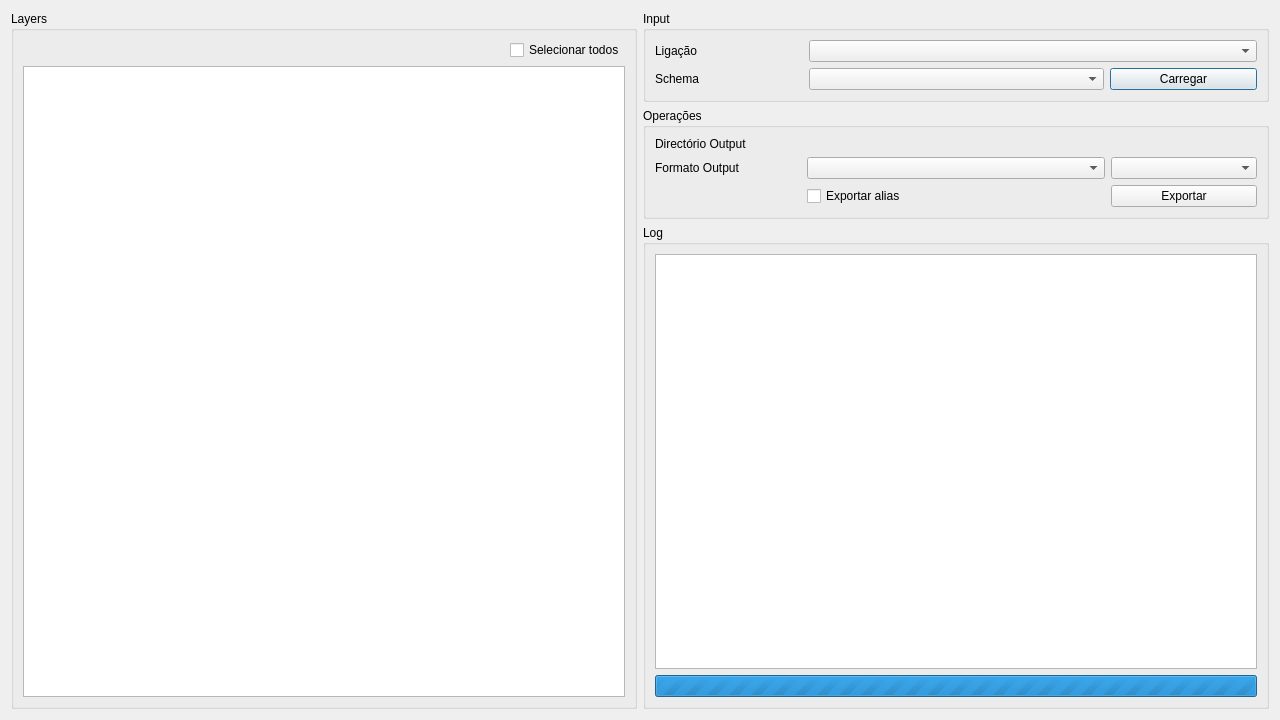
Qt form plugin/ui/main_dialog.ui (dgterritorio/recart-plugin) before a commit.
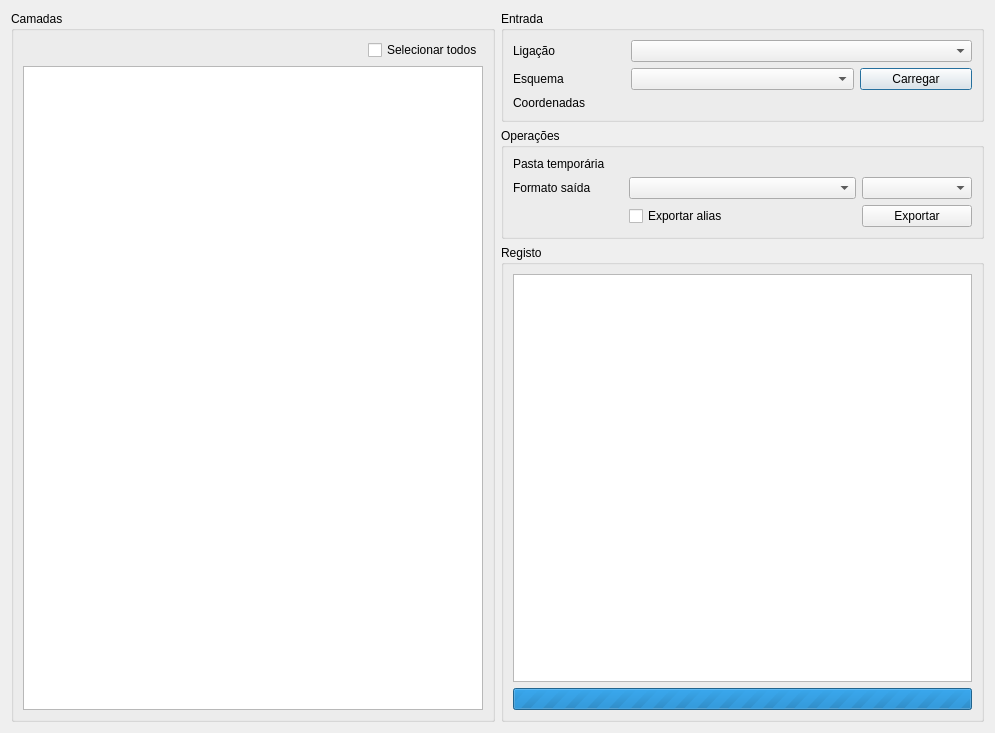
The same form after that commit. Custom widgets are drawn as their Qt base class.

Commit message: Suporte para diferentes sistemas de coordenadas

Patch:
```diff
--- a/plugin/ui/main_dialog.ui
+++ b/plugin/ui/main_dialog.ui
@@ -6,8 +6,8 @@
    <rect>
     <x>0</x>
     <y>0</y>
-    <width>1280</width>
-    <height>720</height>
+    <width>995</width>
+    <height>733</height>
    </rect>
   </property>
   <property name="windowTitle">
@@ -32,29 +32,37 @@
       <property name="bottomMargin">
        <number>0</number>
       </property>
+      <item row="3" column="0">
+       <widget class="QGroupBox" name="groupBox_5">
+        <property name="title">
+         <string>Registo</string>
+        </property>
+        <layout class="QVBoxLayout" name="verticalLayout_2">
+         <item>
+          <widget class="QPlainTextEdit" name="plainTextEdit"/>
+         </item>
+         <item>
+          <widget class="QProgressBar" name="progressBar">
+           <property name="minimum">
+            <number>0</number>
+           </property>
+           <property name="maximum">
+            <number>0</number>
+           </property>
+           <property name="value">
+            <number>0</number>
+           </property>
+          </widget>
+         </item>
+        </layout>
+       </widget>
+      </item>
       <item row="0" column="0">
        <widget class="QGroupBox" name="groupBox_3">
         <property name="title">
-         <string>Input</string>
+         <string>Entrada</string>
         </property>
         <layout class="QGridLayout" name="gridLayout_5">
-         <item row="0" column="0">
-          <widget class="QLabel" name="label_4">
-           <property name="text">
-            <string>Ligação</string>
-           </property>
-          </widget>
-         </item>
-         <item row="0" column="1" colspan="3">
-          <widget class="QComboBox" name="connCombo"/>
-         </item>
-         <item row="1" column="0">
-          <widget class="QLabel" name="label_12">
-           <property name="text">
-            <string>Schema</string>
-           </property>
-          </widget>
-         </item>
          <item row="1" column="3">
           <widget class="QPushButton" name="loadLayersBtn">
            <property name="text">
@@ -65,10 +73,44 @@
          <item row="1" column="1" colspan="2">
           <widget class="QComboBox" name="schemaName"/>
          </item>
+         <item row="1" column="0">
+          <widget class="QLabel" name="label_12">
+           <property name="text">
+            <string>Esquema</string>
+           </property>
+          </widget>
+         </item>
+         <item row="0" column="0">
+          <widget class="QLabel" name="label_4">
+           <property name="text">
+            <string>Ligação</string>
+           </property>
+          </widget>
+         </item>
+         <item row="0" column="1" colspan="3">
+          <widget class="QComboBox" name="connCombo"/>
+         </item>
+         <item row="2" column="0">
+          <widget class="QLabel" name="label_2">
+           <property name="text">
+            <string>Coordenadas</string>
+           </property>
+          </widget>
+         </item>
+         <item row="2" column="1" colspan="3">
+          <widget class="QgsProjectionSelectionWidget" name="mQgsProjectionSelectionWidget">
+           <property name="sizePolicy">
+            <sizepolicy hsizetype="Preferred" vsizetype="Fixed">
+             <horstretch>0</horstretch>
+             <verstretch>0</verstretch>
+            </sizepolicy>
+           </property>
+          </widget>
+         </item>
         </layout>
        </widget>
       </item>
-      <item row="1" column="0">
+      <item row="2" column="0">
        <widget class="QGroupBox" name="groupBox_4">
         <property name="title">
          <string>Operações</string>
@@ -77,7 +119,7 @@
          <item row="0" column="0">
           <widget class="QLabel" name="label">
            <property name="text">
-            <string>Directório Output</string>
+            <string>Pasta temporária</string>
            </property>
           </widget>
          </item>
@@ -91,7 +133,7 @@
          <item row="1" column="0">
           <widget class="QLabel" name="label_11">
            <property name="text">
-            <string>Formato Output</string>
+            <string>Formato saída</string>
            </property>
           </widget>
          </item>
@@ -118,38 +160,13 @@
         </layout>
        </widget>
       </item>
-      <item row="2" column="0">
-       <widget class="QGroupBox" name="groupBox_5">
-        <property name="title">
-         <string>Log</string>
-        </property>
-        <layout class="QVBoxLayout" name="verticalLayout_2">
-         <item>
-          <widget class="QPlainTextEdit" name="plainTextEdit"/>
-         </item>
-         <item>
-          <widget class="QProgressBar" name="progressBar">
-           <property name="minimum">
-            <number>0</number>
-           </property>
-           <property name="maximum">
-            <number>0</number>
-           </property>
-           <property name="value">
-            <number>0</number>
-           </property>
-          </widget>
-         </item>
-        </layout>
-       </widget>
-      </item>
      </layout>
     </widget>
    </item>
    <item row="1" column="0">
     <widget class="QGroupBox" name="groupBox_2">
      <property name="title">
-      <string>Layers</string>
+      <string>Camadas</string>
      </property>
      <layout class="QGridLayout" name="gridLayout_4">
       <item row="1" column="0">
@@ -173,6 +190,11 @@
    <extends>QWidget</extends>
    <header>qgsfilewidget.h</header>
   </customwidget>
+  <customwidget>
+   <class>QgsProjectionSelectionWidget</class>
+   <extends>QWidget</extends>
+   <header>qgsprojectionselectionwidget.h</header>
+  </customwidget>
  </customwidgets>
  <resources/>
  <connections>
```
The commit also changes 14 other files.
